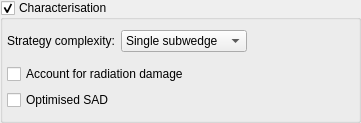
The window that Bricks/widgets/ui_files/Qt4_characterise_simple_widget_vertical_layout.ui (hellmig/mxcube) describes before a commit, drawn with Qt 5.
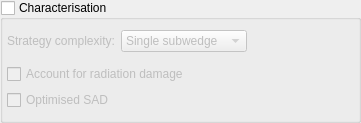
The same window after the commit.

Commit message: Disable EDNA characterisation as default.

What changed in the file:
```diff
--- a/Bricks/widgets/ui_files/Qt4_characterise_simple_widget_vertical_layout.ui
+++ b/Bricks/widgets/ui_files/Qt4_characterise_simple_widget_vertical_layout.ui
@@ -42,6 +42,9 @@
        <property name="checkable">
         <bool>true</bool>
        </property>
+       <property name="checked">
+        <bool>false</bool>
+       </property>
        <layout class="QHBoxLayout">
         <property name="spacing">
          <number>6</number>
```
